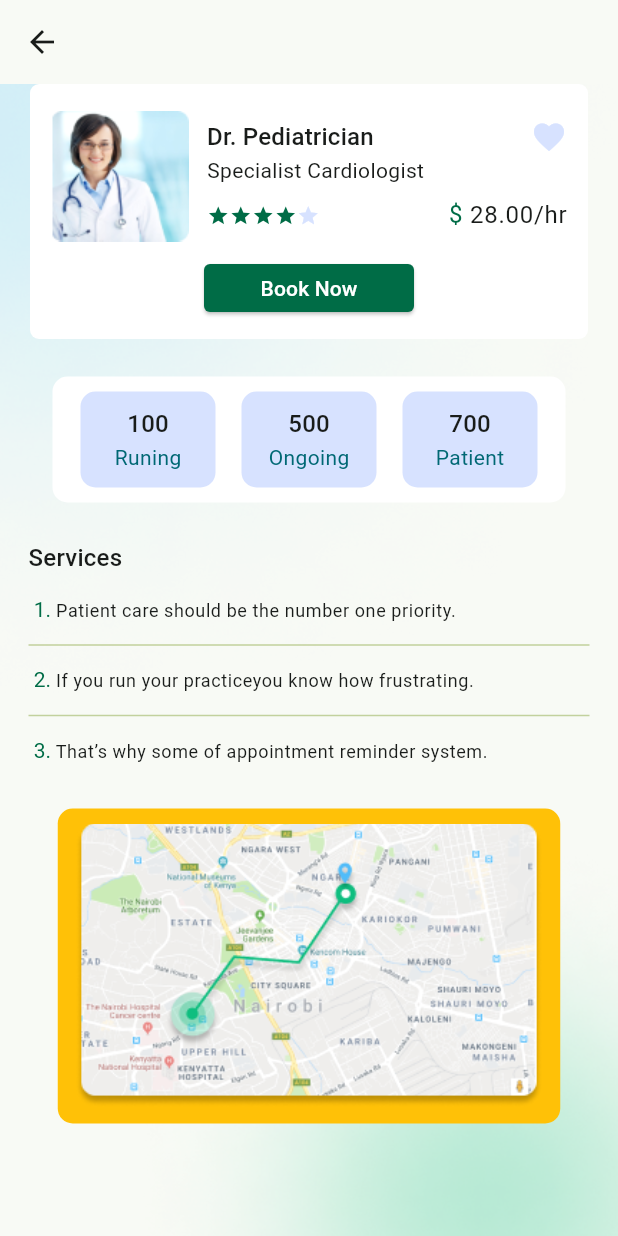
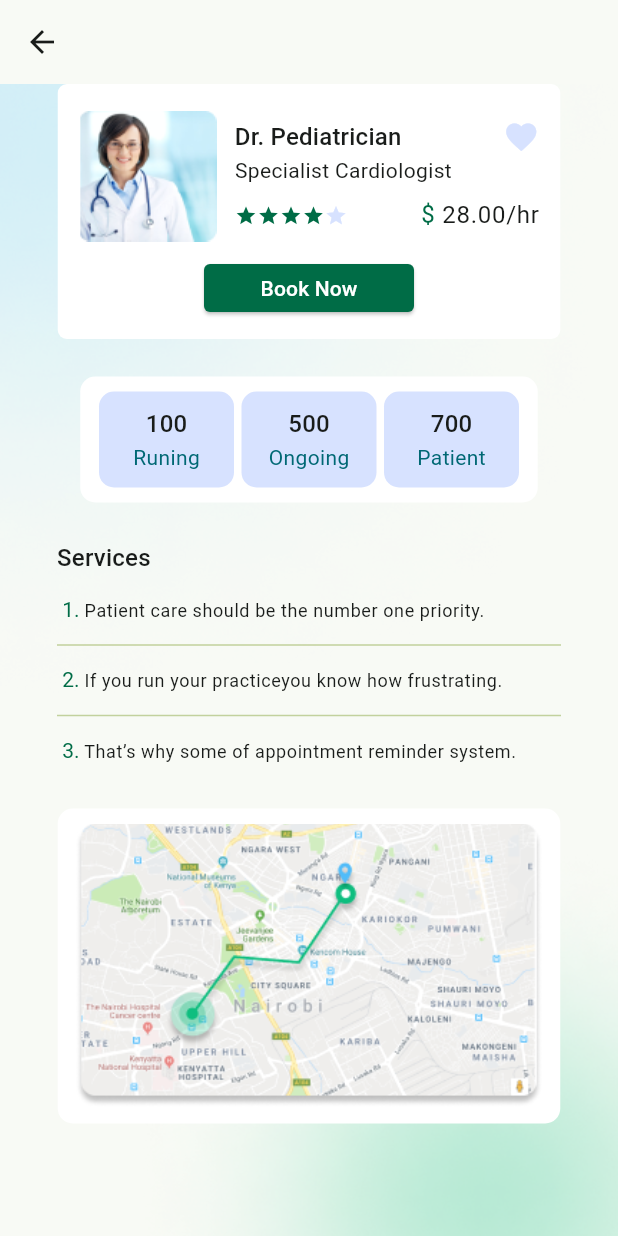
Before and after one commit to majidfathi69/DoctorHunt, a Flutter app: the DoctorDetailsView screen opened by its route, on a phone screen of 412 x 824 dp. Run offline on Flutter 3.47's test engine with Material 2 defaults, Android fonts, the phone set to English and light mode, and no system bars; our stand-ins replace get.

```diff
--- a/lib/app/modules/doctor_details/views/doctor_details_view.dart
+++ b/lib/app/modules/doctor_details/views/doctor_details_view.dart
@@ -47,7 +47,7 @@ class MapWidget extends StatelessWidget {
           height: 210,
           padding: const EdgeInsets.all(10),
           decoration: BoxDecoration(
-            color: Colors.amber,
+            color: Theme.of(context).colorScheme.onPrimary,
             borderRadius: BorderRadius.circular(10),
           ),
           child: Image.asset(
@@ -67,10 +67,12 @@ class ServicesDescription extends StatelessWidget {
     // TODO: implement build
     return const Padding(
       padding: EdgeInsets.symmetric(horizontal: 19),
+      child: UnconstrainedBox(
         child: SizedBox(
           height: 149,
           width: 336,
           child: Services(),
+        ),
       ),
     );
   }
@@ -114,6 +116,7 @@ class Services extends StatelessWidget {
               ),
               const Divider(
                 color: Color(0x6772941a),
+                //TODO  unknow color line
               ),
               RichText(
                 text: TextSpan(
@@ -162,6 +165,7 @@ class DoctorState extends StatelessWidget {
     // TODO: implement build
     return Padding(
       padding: const EdgeInsets.symmetric(horizontal: 35),
+      child: UnconstrainedBox(
         child: Container(
           width: 305,
           height: 84,
@@ -170,6 +174,7 @@ class DoctorState extends StatelessWidget {
             borderRadius: BorderRadius.circular(10),
           ),
           child: const StateWidget(),
+        ),
       ),
     );
   }
@@ -275,6 +280,7 @@ class DoctorDetails extends StatelessWidget {
     // TODO: implement build
     return Padding(
       padding: const EdgeInsets.symmetric(horizontal: 20),
+      child: UnconstrainedBox(
         child: Container(
           width: 335,
           height: 170,
@@ -282,6 +288,7 @@ class DoctorDetails extends StatelessWidget {
               color: Theme.of(context).colorScheme.onPrimary,
               borderRadius: BorderRadius.circular(6)),
           child: const DoctorDetail(),
+        ),
       ),
     );
   }
```
Lines whose indentation alone changed are shown as unchanged.
